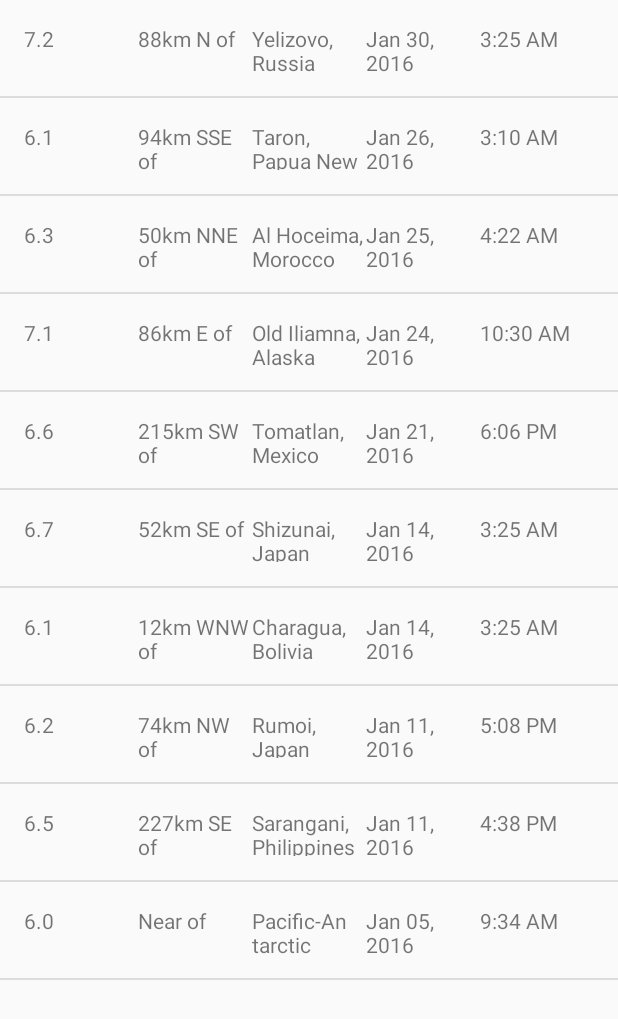
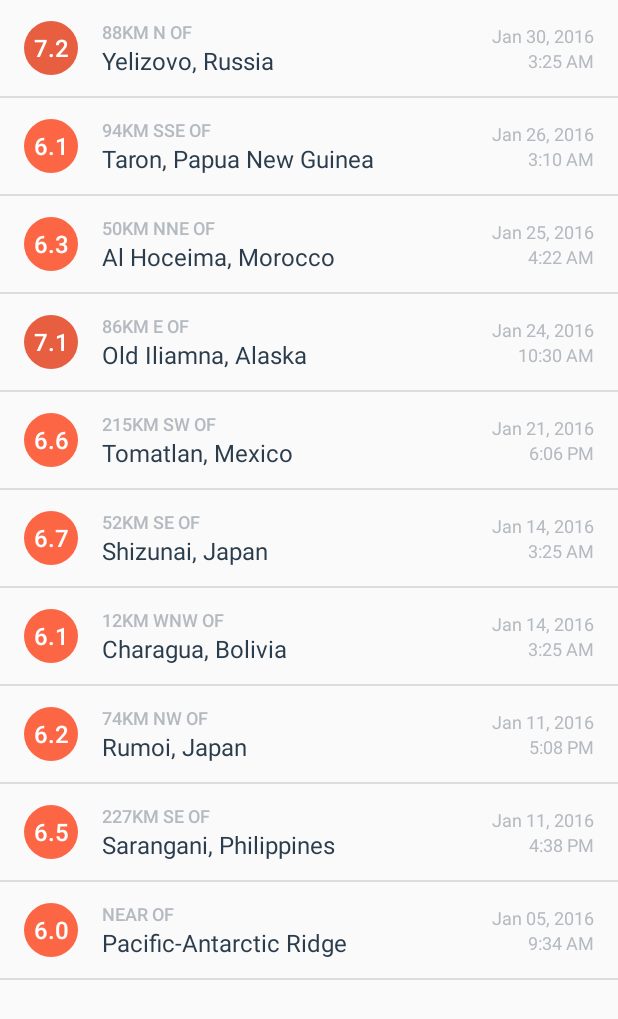
Before and after one commit to tr0lczyk/ud843-QuakeReport2, an Android app: the screen it shows after launch (EarthquakeActivity), on a phone screen of 412 x 824 dp. Shown: the top 1019 px of the screen. Run offline under Robolectric (Android 15) with nearby library versions, the phone set to English and light mode, and no system bars.

Commit message:
additional Uri + Item OnClickListener + Color of the magniotude

```diff
--- a/app/src/main/java/com/example/android/quakereport/Earthquake.java
+++ b/app/src/main/java/com/example/android/quakereport/Earthquake.java
@@ -12,10 +12,13 @@ public class Earthquake {
 
     private long myEarthquakeTime;
 
-    public Earthquake(String earthquakePlace, double earthquakeMagnitude, long earthquakeTime){
+    private String myUrl;
+
+    public Earthquake(String earthquakePlace, double earthquakeMagnitude, long earthquakeTime, String url){
         myEarthquakePlace = earthquakePlace;
         myEarthquakeMagnitude = earthquakeMagnitude;
         myEarthquakeTime = earthquakeTime;
+        myUrl = url;
     }
 
     public String getMyEarthquakePlace(){
@@ -29,4 +32,8 @@ public class Earthquake {
     public long getMyEarthquakeTime(){
         return myEarthquakeTime;
     }
+
+    public String getMyUrl(){
+        return myUrl;
+    }
 }
--- a/app/src/main/java/com/example/android/quakereport/EarthquakeActivity.java
+++ b/app/src/main/java/com/example/android/quakereport/EarthquakeActivity.java
@@ -15,8 +15,12 @@
  */
 package com.example.android.quakereport;
 
+import android.content.Intent;
+import android.net.Uri;
 import android.os.Bundle;
 import android.support.v7.app.AppCompatActivity;
+import android.view.View;
+import android.widget.AdapterView;
 import android.widget.ArrayAdapter;
 import android.widget.ListView;
 import java.util.ArrayList;
@@ -37,10 +41,21 @@ public class EarthquakeActivity extends AppCompatActivity {
         ListView earthquakeListView = (ListView) findViewById(R.id.list);
 
         // Create a new {@link ArrayAdapter} of earthquakes
-        EarthquakeAdapter adapter = new EarthquakeAdapter(this, earthquakes);
+        final EarthquakeAdapter adapter = new EarthquakeAdapter(this, earthquakes);
 
         // Set the adapter on the {@link ListView}
         // so the list can be populated in the user interface
         earthquakeListView.setAdapter(adapter);
+
+        earthquakeListView.setOnItemClickListener(new AdapterView.OnItemClickListener() {
+            @Override
+            public void onItemClick(AdapterView<?> adapterView, View view, int position, long l) {
+
+                Earthquake currentEarthquake = adapter.getItem(position);
+                Uri earthquakeUri = Uri.parse(currentEarthquake.getMyUrl());
+                Intent intent = new Intent(Intent.ACTION_VIEW,earthquakeUri);
+                startActivity(intent);
+            }
+        });
     }
 }
--- a/app/src/main/java/com/example/android/quakereport/EarthquakeAdapter.java
+++ b/app/src/main/java/com/example/android/quakereport/EarthquakeAdapter.java
@@ -3,6 +3,8 @@ package com.example.android.quakereport;
 import android.app.Activity;
 import java.text.SimpleDateFormat;
 import java.util.Date;
+
+import android.support.v4.content.ContextCompat;
 import android.view.LayoutInflater;
 import android.view.View;
 import android.view.ViewGroup;
@@ -10,6 +12,7 @@ import android.widget.ArrayAdapter;
 import android.widget.TextView;
 import java.text.DecimalFormat;
 import org.w3c.dom.Text;
+import android.graphics.drawable.GradientDrawable;
 
 import java.util.ArrayList;
 
@@ -38,6 +41,45 @@ public class EarthquakeAdapter extends ArrayAdapter<Earthquake> {
     private String formatMagnitude(double mag){
         DecimalFormat formatter = new DecimalFormat("0.0");
         return formatter.format(mag);
+    }
+
+    private int getMagnitudeColor(double magnitude){
+        int magnitudeColorResourceId;
+        int magnitudeFloor = (int) Math.floor(magnitude);
+        switch (magnitudeFloor){
+            case 0:
+            case 1:
+                magnitudeColorResourceId = R.color.magnitude1;
+                break;
+            case 2:
+                magnitudeColorResourceId = R.color.magnitude2;
+                break;
+            case 3:
+                magnitudeColorResourceId = R.color.magnitude3;
+                break;
+            case 4:
+                magnitudeColorResourceId = R.color.magnitude4;
+                break;
+            case 5:
+                magnitudeColorResourceId = R.color.magnitude5;
+                break;
+            case 6:
+                magnitudeColorResourceId = R.color.magnitude6;
+                break;
+            case 7:
+                magnitudeColorResourceId = R.color.magnitude7;
+                break;
+            case 8:
+                magnitudeColorResourceId = R.color.magnitude8;
+                break;
+            case 9:
+                magnitudeColorResourceId = R.color.magnitude9;
+                break;
+            default:
+                magnitudeColorResourceId = R.color.magnitude10plus;
+                break;
+        }
+        return ContextCompat.getColor(getContext(),magnitudeColorResourceId);
     }
 
     @Override
@@ -80,6 +122,16 @@ public class EarthquakeAdapter extends ArrayAdapter<Earthquake> {
             TextView date = (TextView) listItemView.findViewById(R.id.date);
             date.setText(formatDate(dateObject));
 
+            // Set the proper background color on the magnitude circle.
+            // Fetch the background from the TextView, which is a GradientDrawable.
+            GradientDrawable magnitudeCircle = (GradientDrawable) magnitude.getBackground();
+
+            // Get the appropriate background color based on the current earthquake magnitude
+            int magnitudeColor = getMagnitudeColor(currentEarthquake.getMyEarthquakeMagnitude());
+
+            // Set the color on the magnitude circle
+            magnitudeCircle.setColor(magnitudeColor);
+
         }
         return listItemView;
     }
--- a/app/src/main/java/com/example/android/quakereport/QueryUtils.java
+++ b/app/src/main/java/com/example/android/quakereport/QueryUtils.java
@@ -56,7 +56,8 @@ public final class QueryUtils {
                 double mag = properties.getDouble("mag");
                 String place = properties.getString("place");
                 Long time = properties.getLong("time");
-                Earthquake newEarthquake = new Earthquake(place,mag,time);
+                String url = properties.getString("url");
+                Earthquake newEarthquake = new Earthquake(place,mag,time,url);
                 earthquakes.add(newEarthquake);
             }
 
--- a/app/src/main/res/drawable/magnitude_circle.xml
+++ b/app/src/main/res/drawable/magnitude_circle.xml
@@ -1,4 +1,10 @@
 <?xml version="1.0" encoding="utf-8"?>
-<selector xmlns:android="http://schemas.android.com/apk/res/android">
 
-</selector>
+<shape xmlns:android="http://schemas.android.com/apk/res/android"
+    android:shape="oval">
+    <solid android:color="@color/magnitude1" />
+    <size
+        android:width="36dp"
+        android:height="36dp" />
+    <corners android:radius="18dp" />
+</shape>
--- a/app/src/main/res/layout/earthquake_list_item.xml
+++ b/app/src/main/res/layout/earthquake_list_item.xml
@@ -1,46 +1,83 @@
-<?xml version="1.0" encoding="utf-8"?>
-<LinearLayout
-    xmlns:android="http://schemas.android.com/apk/res/android"
+<LinearLayout xmlns:android="http://schemas.android.com/apk/res/android"
     xmlns:tools="http://schemas.android.com/tools"
-    android:orientation="horizontal"
     android:layout_width="match_parent"
     android:layout_height="?android:attr/listPreferredItemHeight"
-    android:padding="16dp"
-    android:id="@+id/earthquake_all">
+    android:orientation="horizontal"
+    android:paddingEnd="16dp"
+    android:paddingLeft="16dp"
+    android:paddingRight="16dp"
+    android:paddingStart="16dp">
 
     <TextView
         android:id="@+id/magnitude"
+        android:layout_width="36dp"
+        android:layout_height="36dp"
+        android:layout_gravity="center_vertical"
+        android:background="@drawable/magnitude_circle"
+        android:fontFamily="sans-serif-medium"
+        android:gravity="center"
+        android:textColor="@android:color/white"
+        android:textSize="16sp"
+        tools:text="8.9" />
+
+    <LinearLayout
         android:layout_width="0dp"
         android:layout_height="wrap_content"
+        android:layout_gravity="center_vertical"
+        android:layout_marginLeft="16dp"
+        android:layout_marginStart="16dp"
         android:layout_weight="1"
-        tools:text="8.9" />
+        android:orientation="vertical">
 
         <TextView
             android:id="@+id/location_offset"
-        android:layout_width="0dp"
+            android:layout_width="wrap_content"
             android:layout_height="wrap_content"
-        android:layout_weight="1"
+            android:ellipsize="end"
+            android:fontFamily="sans-serif-medium"
+            android:maxLines="1"
+            android:textAllCaps="true"
+            android:textColor="@color/textColorEarthquakeDetails"
+            android:textSize="12sp"
             tools:text="30km S of" />
 
         <TextView
             android:id="@+id/primary_location"
-        android:layout_width="0dp"
+            android:layout_width="wrap_content"
             android:layout_height="wrap_content"
-        android:layout_weight="1"
-        tools:text="San Francisco, CA" />
+            android:ellipsize="end"
+            android:maxLines="2"
+            android:textColor="@color/textColorEarthquakeLocation"
+            android:textSize="16sp"
+            tools:text="Long placeholder location that should wrap to more than 2 lines of text" />
+
+    </LinearLayout>
+
+    <LinearLayout
+        android:layout_width="wrap_content"
+        android:layout_height="wrap_content"
+        android:layout_gravity="center_vertical"
+        android:layout_marginLeft="16dp"
+        android:layout_marginStart="16dp"
+        android:orientation="vertical">
 
         <TextView
             android:id="@+id/date"
-        android:layout_width="0dp"
+            android:layout_width="wrap_content"
             android:layout_height="wrap_content"
-        android:layout_weight="1"
+            android:layout_gravity="end"
+            android:textColor="@color/textColorEarthquakeDetails"
+            android:textSize="12sp"
             tools:text="Mar 6, 2010" />
 
         <TextView
             android:id="@+id/time"
-        android:layout_width="0dp"
+            android:layout_width="wrap_content"
             android:layout_height="wrap_content"
-        android:layout_weight="1"
+            android:layout_gravity="end"
+            android:textColor="@color/textColorEarthquakeDetails"
+            android:textSize="12sp"
             tools:text="3:00 PM" />
 
     </LinearLayout>
+</LinearLayout>
--- a/app/src/main/res/values/colors.xml
+++ b/app/src/main/res/values/colors.xml
@@ -53,4 +53,10 @@
     <!-- Magnitude circle color for an earthquake with magnitude over 10 -->
     <color name="magnitude10plus">#C03823</color>
 
+    <!-- Text color for the details of the earthquake in the list item -->
+    <color name="textColorEarthquakeDetails">#B4BAC0</color>
+
+    <!-- Text color for the primary location of the earthquake in the list item -->
+    <color name="textColorEarthquakeLocation">#2B3D4D</color>
+
 </resources>
```
Lines whose indentation alone changed are shown as unchanged.
